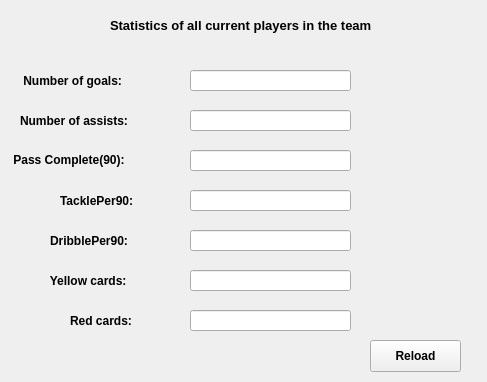
This is teamstatistics.ui in TNT57/FootballClubManagementSystem as Qt 5 draws it before an edit. The edited form follows.
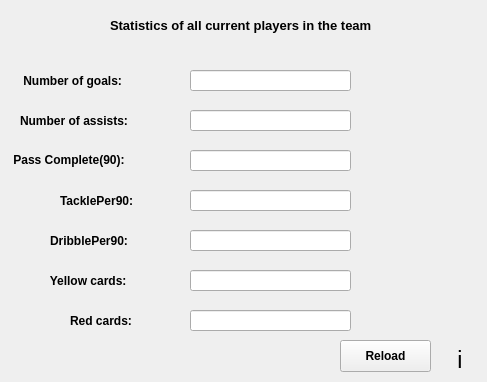
This is the edited form.

Diff of the .ui file:
```diff
--- a/teamstatistics.ui
+++ b/teamstatistics.ui
@@ -275,7 +275,7 @@
   <widget class="QPushButton" name="btnReload">
    <property name="geometry">
     <rect>
-     <x>370</x>
+     <x>340</x>
      <y>340</y>
      <width>91</width>
      <height>32</height>
@@ -325,6 +325,27 @@
     <string/>
    </property>
   </widget>
+  <widget class="QLabel" name="infoLabel">
+   <property name="geometry">
+    <rect>
+     <x>450</x>
+     <y>350</y>
+     <width>20</width>
+     <height>20</height>
+    </rect>
+   </property>
+   <property name="font">
+    <font>
+     <pointsize>17</pointsize>
+    </font>
+   </property>
+   <property name="text">
+    <string>i</string>
+   </property>
+   <property name="alignment">
+    <set>Qt::AlignCenter</set>
+   </property>
+  </widget>
   <zorder>backgroundLabel</zorder>
   <zorder>label</zorder>
   <zorder>label_2</zorder>
```
Left out of the diff: 1 changed line with no effect on the pictures.
